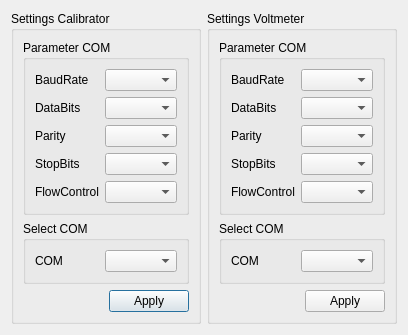
Neitron-byte/VKR, file settingcomdialog.ui: the form before one commit.
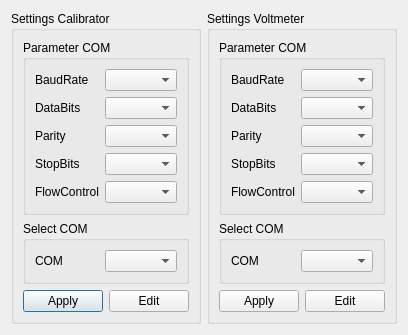
The form after the commit. Icons and pictures are not drawn.

```diff
--- a/settingcomdialog.ui
+++ b/settingcomdialog.ui
@@ -150,19 +150,6 @@
       </item>
       <item>
        <layout class="QHBoxLayout" name="horizontalLayout_8">
-        <item>
-         <spacer name="horizontalSpacer">
-          <property name="orientation">
-           <enum>Qt::Horizontal</enum>
-          </property>
-          <property name="sizeHint" stdset="0">
-           <size>
-            <width>40</width>
-            <height>20</height>
-           </size>
-          </property>
-         </spacer>
-        </item>
         <item>
          <widget class="QPushButton" name="ApplyButton_Cal">
           <property name="text">
@@ -170,6 +157,13 @@
           </property>
          </widget>
         </item>
+        <item>
+         <widget class="QPushButton" name="pushButton_Edit_Cal">
+          <property name="text">
+           <string>Edit</string>
+          </property>
+         </widget>
+        </item>
        </layout>
       </item>
      </layout>
@@ -295,19 +289,6 @@
       </item>
       <item>
        <layout class="QHBoxLayout" name="horizontalLayout_15">
-        <item>
-         <spacer name="horizontalSpacer_2">
-          <property name="orientation">
-           <enum>Qt::Horizontal</enum>
-          </property>
-          <property name="sizeHint" stdset="0">
-           <size>
-            <width>40</width>
-            <height>20</height>
-           </size>
-          </property>
-         </spacer>
-        </item>
         <item>
          <widget class="QPushButton" name="ApplyVoltButton_Volt">
           <property name="text">
@@ -315,6 +296,13 @@
           </property>
          </widget>
         </item>
+        <item>
+         <widget class="QPushButton" name="pushButton_EditVol">
+          <property name="text">
+           <string>Edit</string>
+          </property>
+         </widget>
+        </item>
        </layout>
       </item>
      </layout>
```
